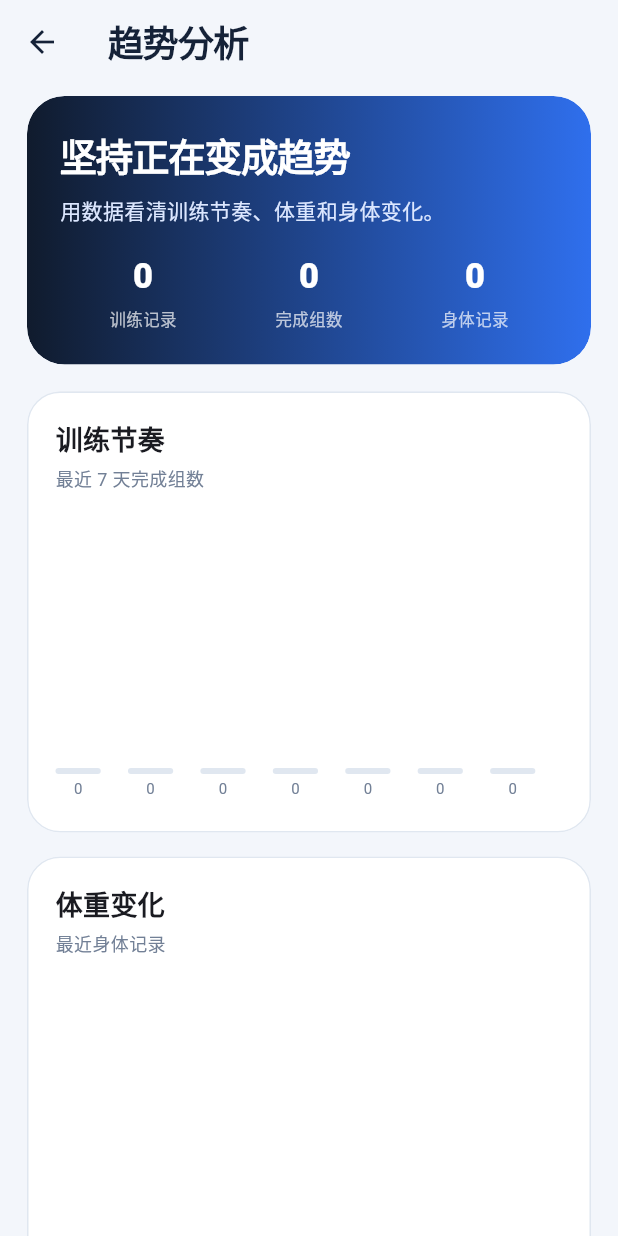
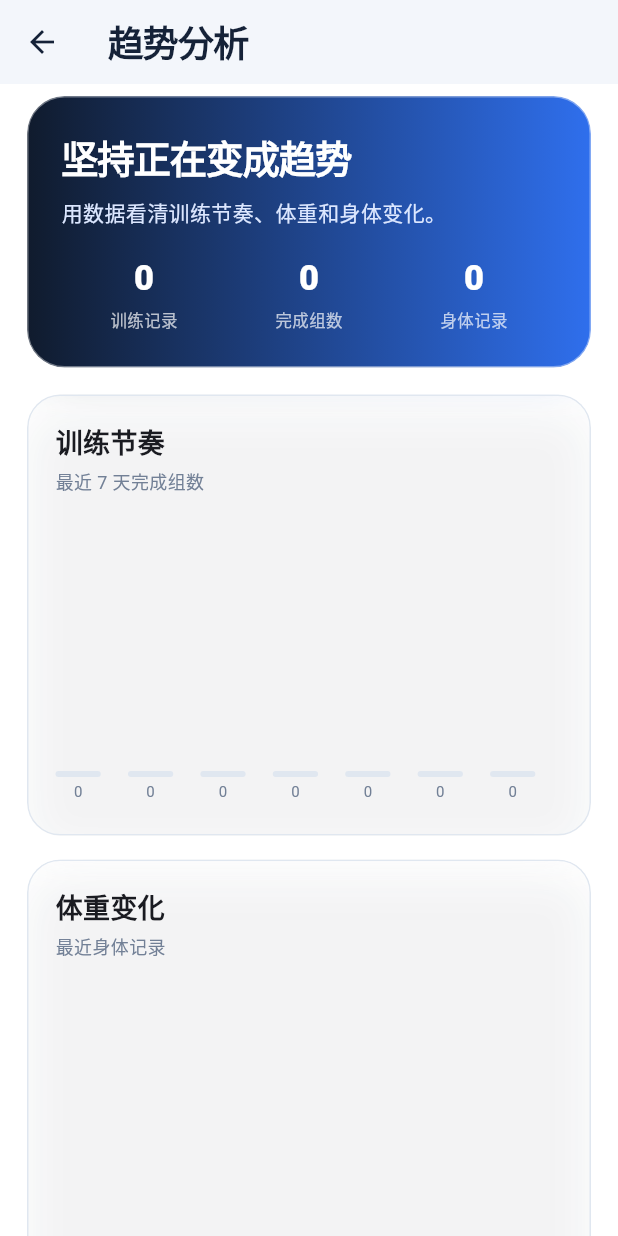
Before and after one commit to qq1376372787coder/boji-ios, a Flutter app: the AppShell screen opened directly, item 3 of the bottom bar chosen, after a tap on the "insights" icon, on a phone screen of 412 x 824 dp. Run offline on Flutter 3.47's test engine with Material 3 defaults, Android fonts, the phone set to English and light mode, and no system bars; our stand-ins replace flutter_local_notifications, image_picker, in_app_purchase, shared_preferences; accounts and stored records are empty; network calls fail.

Commit message:
fix: make liquid glass surfaces translucent and visible

```diff
--- a/flutter/lib/features/ai/ai_report_page.dart
+++ b/flutter/lib/features/ai/ai_report_page.dart
@@ -40,7 +40,7 @@ class _AiReportPageState extends State<AiReportPage> {
 
   @override
   Widget build(BuildContext context) {
-    return Scaffold(
+    return Scaffold(backgroundColor: Colors.transparent,
       appBar: AppBar(
         title: const Text('AI 日报'),
         actions: [
--- a/flutter/lib/features/home/home_page.dart
+++ b/flutter/lib/features/home/home_page.dart
@@ -16,7 +16,7 @@ class HomePage extends StatelessWidget {
     final session = context.watch<SessionStore>();
     final active = session.user?.membership.active == true;
 
-    return Scaffold(
+    return Scaffold(backgroundColor: Colors.transparent,
       body: SafeArea(
         child: ListView(
           padding: const EdgeInsets.fromLTRB(18, 18, 18, 28),
--- a/flutter/lib/features/profile/profile_page.dart
+++ b/flutter/lib/features/profile/profile_page.dart
@@ -11,7 +11,7 @@ class ProfilePage extends StatelessWidget {
     final session = context.watch<SessionStore>();
     final user = session.user;
 
-    return Scaffold(
+    return Scaffold(backgroundColor: Colors.transparent,
       appBar: AppBar(title: const Text('个人中心')),
       body: ListView(
         padding: const EdgeInsets.all(18),
--- a/flutter/lib/features/records/records_page.dart
+++ b/flutter/lib/features/records/records_page.dart
@@ -211,7 +211,7 @@ class _RecordsPageState extends State<RecordsPage> {
 
   @override
   Widget build(BuildContext context) {
-    return Scaffold(
+    return Scaffold(backgroundColor: Colors.transparent,
       appBar: AppBar(
         title: const Text('记录'),
         actions: [
--- a/flutter/lib/features/records/trends_page.dart
+++ b/flutter/lib/features/records/trends_page.dart
@@ -16,7 +16,7 @@ class TrendsPage extends StatelessWidget {
     final workoutRecords = records.where((record) => record.kind == 'workout').toList();
     final bodyRecords = records.where((record) => record.kind == 'body').toList();
 
-    return Scaffold(
+    return Scaffold(backgroundColor: Colors.transparent,
       appBar: AppBar(title: const Text('趋势分析')),
       body: ListView(
         padding: const EdgeInsets.fromLTRB(18, 8, 18, 28),
--- a/flutter/lib/features/shell/app_shell.dart
+++ b/flutter/lib/features/shell/app_shell.dart
@@ -20,7 +20,15 @@ class _AppShellState extends State<AppShell> {
   @override
   Widget build(BuildContext context) {
     return Scaffold(
-      body: IndexedStack(
+      body: DecoratedBox(
+        decoration: const BoxDecoration(
+          gradient: LinearGradient(
+            colors: [Color(0xFFF7F9FD), Color(0xFFEAF0FF), Color(0xFFF8FBFF)],
+            begin: Alignment.topLeft,
+            end: Alignment.bottomRight,
+          ),
+        ),
+        child: IndexedStack(
         index: _index,
         children: const [
           HomePage(),
@@ -28,6 +36,7 @@ class _AppShellState extends State<AppShell> {
           RecordsPage(),
           ProfilePage(),
         ],
+        ),
       ),
       bottomNavigationBar: ClipRRect(
         borderRadius: const BorderRadius.vertical(top: Radius.circular(28)),
--- a/flutter/lib/features/training/training_page.dart
+++ b/flutter/lib/features/training/training_page.dart
@@ -42,7 +42,7 @@ class _TrainingPageState extends State<TrainingPage> {
 
   @override
   Widget build(BuildContext context) {
-    return Scaffold(
+    return Scaffold(backgroundColor: Colors.transparent,
       appBar: AppBar(title: const Text('训练')),
       body: RefreshIndicator(
         onRefresh: _loadPlan,
--- a/flutter/lib/widgets/glass.dart
+++ b/flutter/lib/widgets/glass.dart
@@ -8,7 +8,7 @@ class GlassCard extends StatelessWidget {
     required this.child,
     this.padding = const EdgeInsets.all(18),
     this.radius = 24,
-    this.tint = const Color(0x80FFFFFF),
+    this.tint = const Color(0x66FFFFFF),
     this.borderColor = const Color(0x66FFFFFF),
     this.gradient,
     this.shadow = true,
@@ -179,12 +179,28 @@ class GlassPanel extends StatelessWidget {
 
   @override
   Widget build(BuildContext context) {
-    final effectiveDecoration = decoration ?? BoxDecoration(
+    final original = decoration ?? BoxDecoration(
       color: const Color(0x66FFFFFF),
       borderRadius: BorderRadius.circular(22),
       border: Border.all(color: const Color(0x55FFFFFF)),
     );
-    final radius = effectiveDecoration.borderRadius ?? BorderRadius.circular(22);
+    final radius = original.borderRadius ?? BorderRadius.circular(22);
+    final effectiveDecoration = BoxDecoration(
+      gradient: original.gradient,
+      color: original.gradient == null
+          ? (original.color ?? const Color(0xFFFFFFFF)).withValues(alpha: 0.58)
+          : null,
+      borderRadius: radius,
+      border: original.border ?? Border.all(color: const Color(0x66FFFFFF)),
+      boxShadow: original.boxShadow ??
+          [
+            BoxShadow(
+              color: const Color(0xFF101B2D).withValues(alpha: 0.12),
+              blurRadius: 24,
+              offset: const Offset(0, 12),
+            ),
+          ],
+    );
 
     return Padding(
       padding: margin ?? EdgeInsets.zero,
```
